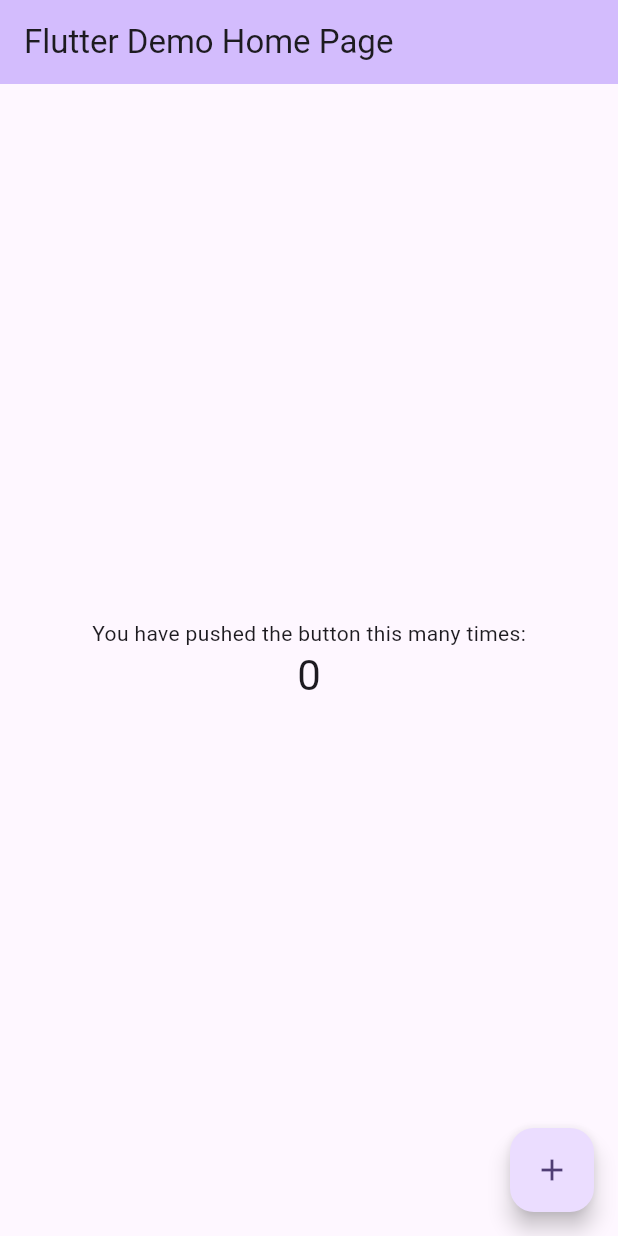
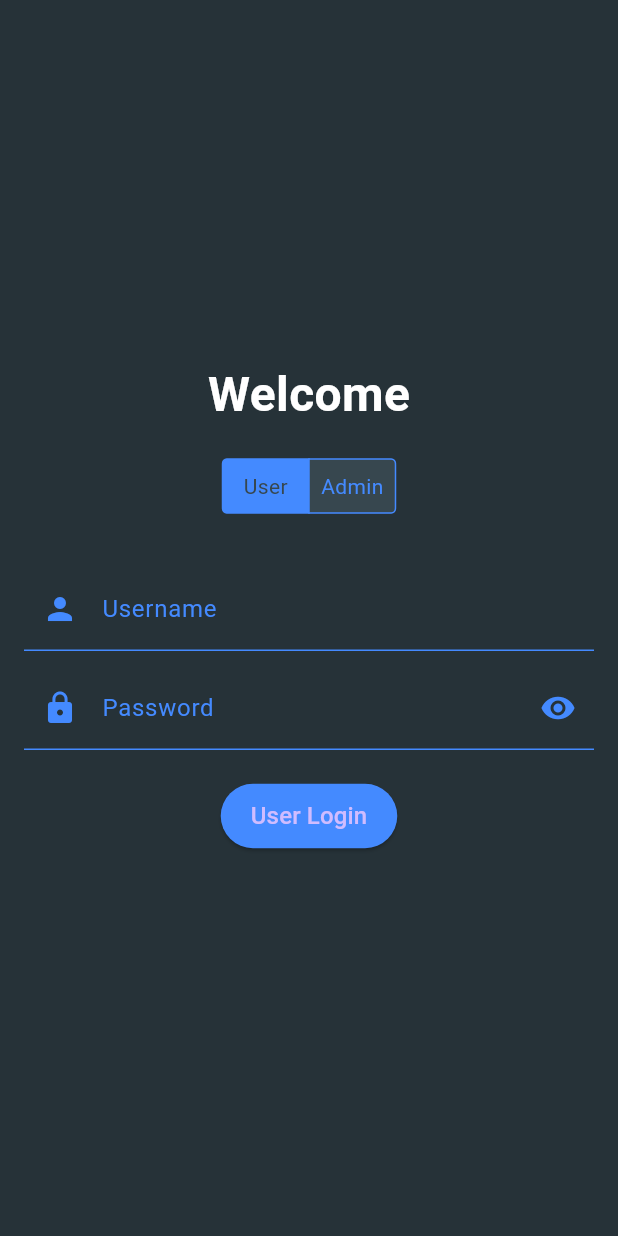
Before and after one commit to MISHRA-TUSHAR/-RJPOLICE_HACK_575_ASTITVA_4, a Flutter app: the screen it shows after launch, on a phone screen of 412 x 824 dp. Run offline on Flutter 3.47's test engine with Material 3 defaults, Android fonts, the phone set to English and light mode, and no system bars.

Commit message:
added 9 files

```diff
--- /dev/null
+++ b/PranyaAI_App/pranya_ai/devtools_options.yaml
@@ -0,0 +1 @@
+extensions:
--- a/PranyaAI_App/pranya_ai/lib/main.dart
+++ b/PranyaAI_App/pranya_ai/lib/main.dart
@@ -1,125 +1,25 @@
 import 'package:flutter/material.dart';
+import 'package:pranya_ai/screens/splash_screen.dart';
 
 void main() {
+  WidgetsFlutterBinding.ensureInitialized();
   runApp(const MyApp());
 }
 
 class MyApp extends StatelessWidget {
   const MyApp({super.key});
 
-  // This widget is the root of your application.
   @override
   Widget build(BuildContext context) {
     return MaterialApp(
-      title: 'Flutter Demo',
+      debugShowCheckedModeBanner: false,
+      title: 'News App',
       theme: ThemeData(
-        // This is the theme of your application.
-        //
-        // TRY THIS: Try running your application with "flutter run". You'll see
-        // the application has a purple toolbar. Then, without quitting the app,
-        // try changing the seedColor in the colorScheme below to Colors.green
-        // and then invoke "hot reload" (save your changes or press the "hot
-        // reload" button in a Flutter-supported IDE, or press "r" if you used
-        // the command line to start the app).
-        //
-        // Notice that the counter didn't reset back to zero; the application
-        // state is not lost during the reload. To reset the state, use hot
-        // restart instead.
-        //
-        // This works for code too, not just values: Most code changes can be
-        // tested with just a hot reload.
-        colorScheme: ColorScheme.fromSeed(seedColor: Colors.deepPurple),
-        useMaterial3: true,
+        primaryColor: Colors.orange,
+        brightness: Brightness.dark,
+        scaffoldBackgroundColor: Colors.black,
       ),
-      home: const MyHomePage(title: 'Flutter Demo Home Page'),
+      home: const SplashScreen(),
     );
   }
 }
-
-class MyHomePage extends StatefulWidget {
-  const MyHomePage({super.key, required this.title});
-
-  // This widget is the home page of your application. It is stateful, meaning
-  // that it has a State object (defined below) that contains fields that affect
-  // how it looks.
-
-  // This class is the configuration for the state. It holds the values (in this
-  // case the title) provided by the parent (in this case the App widget) and
-  // used by the build method of the State. Fields in a Widget subclass are
-  // always marked "final".
-
-  final String title;
-
-  @override
-  State<MyHomePage> createState() => _MyHomePageState();
-}
-
-class _MyHomePageState extends State<MyHomePage> {
-  int _counter = 0;
-
-  void _incrementCounter() {
-    setState(() {
-      // This call to setState tells the Flutter framework that something has
-      // changed in this State, which causes it to rerun the build method below
-      // so that the display can reflect the updated values. If we changed
-      // _counter without calling setState(), then the build method would not be
-      // called again, and so nothing would appear to happen.
-      _counter++;
-    });
-  }
-
-  @override
-  Widget build(BuildContext context) {
-    // This method is rerun every time setState is called, for instance as done
-    // by the _incrementCounter method above.
-    //
-    // The Flutter framework has been optimized to make rerunning build methods
-    // fast, so that you can just rebuild anything that needs updating rather
-    // than having to individually change instances of widgets.
-    return Scaffold(
-      appBar: AppBar(
-        // TRY THIS: Try changing the color here to a specific color (to
-        // Colors.amber, perhaps?) and trigger a hot reload to see the AppBar
-        // change color while the other colors stay the same.
-        backgroundColor: Theme.of(context).colorScheme.inversePrimary,
-        // Here we take the value from the MyHomePage object that was created by
-        // the App.build method, and use it to set our appbar title.
-        title: Text(widget.title),
-      ),
-      body: Center(
-        // Center is a layout widget. It takes a single child and positions it
-        // in the middle of the parent.
-        child: Column(
-          // Column is also a layout widget. It takes a list of children and
-          // arranges them vertically. By default, it sizes itself to fit its
-          // children horizontally, and tries to be as tall as its parent.
-          //
-          // Column has various properties to control how it sizes itself and
-          // how it positions its children. Here we use mainAxisAlignment to
-          // center the children vertically; the main axis here is the vertical
-          // axis because Columns are vertical (the cross axis would be
-          // horizontal).
-          //
-          // TRY THIS: Invoke "debug painting" (choose the "Toggle Debug Paint"
-          // action in the IDE, or press "p" in the console), to see the
-          // wireframe for each widget.
-          mainAxisAlignment: MainAxisAlignment.center,
-          children: <Widget>[
-            const Text(
-              'You have pushed the button this many times:',
-            ),
-            Text(
-              '$_counter',
-              style: Theme.of(context).textTheme.headlineMedium,
-            ),
-          ],
-        ),
-      ),
-      floatingActionButton: FloatingActionButton(
-        onPressed: _incrementCounter,
-        tooltip: 'Increment',
-        child: const Icon(Icons.add),
-      ), // This trailing comma makes auto-formatting nicer for build methods.
-    );
-  }
-}
--- /dev/null
+++ b/PranyaAI_App/pranya_ai/lib/screens/login_screen.dart
@@ -0,0 +1,161 @@
+import 'package:flutter/material.dart';
+import 'package:pranya_ai/screens/home_screen.dart';
+import 'package:flutter/cupertino.dart';
+
+class LoginScreen extends StatefulWidget {
+  const LoginScreen({Key? key}) : super(key: key);
+
+  @override
+  _LoginScreenState createState() => _LoginScreenState();
+}
+
+class _LoginScreenState extends State<LoginScreen> {
+  late bool isUserMode;
+
+  @override
+  void initState() {
+    super.initState();
+    isUserMode = true; // Default to user mode
+  }
+
+  @override
+  Widget build(BuildContext context) {
+    return WillPopScope(
+      onWillPop: () async {
+        // Handle back button press
+        return true; // Return false if you want to prevent the user from leaving the screen
+      },
+      child: Scaffold(
+        backgroundColor: Colors.blueGrey[900], // Background color
+        body: Center(
+          child: Column(
+            mainAxisAlignment: MainAxisAlignment.center,
+            children: [
+              const Text(
+                'Welcome',
+                style: TextStyle(
+                  color: Colors.white,
+                  fontSize: 32,
+                  fontWeight: FontWeight.bold,
+                ),
+              ),
+              const SizedBox(height: 20),
+              CupertinoSegmentedControl(
+                children: const {
+                  0: Padding(
+                    padding: EdgeInsets.all(8.0),
+                    child: Text('User'),
+                  ),
+                  1: Padding(
+                    padding: EdgeInsets.all(8.0),
+                    child: Text('Admin'),
+                  ),
+                },
+                onValueChanged: (int index) {
+                  setState(() {
+                    isUserMode = index == 0;
+                  });
+                },
+                groupValue: isUserMode ? 0 : 1,
+                borderColor: Colors.blueAccent,
+                pressedColor: Colors.blueAccent.withOpacity(0.5),
+                unselectedColor: Colors.blueGrey[800],
+                selectedColor: Colors.blueAccent,
+              ),
+              const SizedBox(height: 20),
+              LoginForm(userMode: isUserMode),
+            ],
+          ),
+        ),
+      ),
+    );
+  }
+}
+
+class LoginForm extends StatefulWidget {
+  final bool userMode;
+
+  const LoginForm({Key? key, required this.userMode}) : super(key: key);
+
+  @override
+  _LoginFormState createState() => _LoginFormState();
+}
+
+class _LoginFormState extends State<LoginForm> {
+  bool obscureText = true;
+
+  @override
+  Widget build(BuildContext context) {
+    return Padding(
+      padding: const EdgeInsets.all(16.0),
+      child: Form(
+        child: Column(
+          children: [
+            TextFormField(
+              style: const TextStyle(color: Colors.white),
+              decoration: const InputDecoration(
+                labelText: 'Username',
+                labelStyle: TextStyle(color: Colors.blueAccent),
+                prefixIcon: Icon(Icons.person, color: Colors.blueAccent),
+                enabledBorder: UnderlineInputBorder(
+                  borderSide: BorderSide(color: Colors.blueAccent),
+                ),
+                focusedBorder: UnderlineInputBorder(
+                  borderSide: BorderSide(color: Colors.blueAccent),
+                ),
+              ),
+            ),
+            const SizedBox(height: 10),
+            TextFormField(
+              style: const TextStyle(color: Colors.white),
+              decoration: InputDecoration(
+                labelText: 'Password',
+                labelStyle: const TextStyle(color: Colors.blueAccent),
+                prefixIcon: const Icon(Icons.lock, color: Colors.blueAccent),
+                suffixIcon: IconButton(
+                  icon: Icon(
+                    obscureText ? Icons.visibility : Icons.visibility_off,
+                    color: Colors.blueAccent,
+                  ),
+                  onPressed: () {
+                    setState(() {
+                      obscureText = !obscureText;
+                    });
+                  },
+                ),
+                enabledBorder: const UnderlineInputBorder(
+                  borderSide: BorderSide(color: Colors.blueAccent),
+                ),
+                focusedBorder: const UnderlineInputBorder(
+                  borderSide: BorderSide(color: Colors.blueAccent),
+                ),
+              ),
+              obscureText: obscureText,
+            ),
+            const SizedBox(height: 20),
+            ElevatedButton(
+              onPressed: () {
+                // Implement your login logic here
+                Navigator.pushReplacement(
+                  context,
+                  MaterialPageRoute(
+                    builder: (context) => HomeScreen(userMode: widget.userMode),
+                  ),
+                );
+              },
+              style: ElevatedButton.styleFrom(
+                backgroundColor: Colors.blueAccent,
+                padding:
+                    const EdgeInsets.symmetric(horizontal: 20, vertical: 10),
+              ),
+              child: Text(
+                widget.userMode ? 'User Login' : 'Admin Login',
+                style: const TextStyle(fontSize: 16),
+              ),
+            ),
+          ],
+        ),
+      ),
+    );
+  }
+}
```
Also changed, not shown: PranyaAI_App/pranya_ai/lib/screens/home_screen.dart (added, +22 -0 lines), PranyaAI_App/pranya_ai/lib/screens/splash_screen.dart (added, +49 -0 lines), PranyaAI_App/pranya_ai/lib/widgets/drawer.dart (added, +55 -0 lines), PranyaAI_App/pranya_ai/pubspec.yaml (+9 -66 lines), PranyaAI_App/pranya_ai/assets/logo.png (added), PranyaAI_App/pranya_ai/pubspec.lock.
